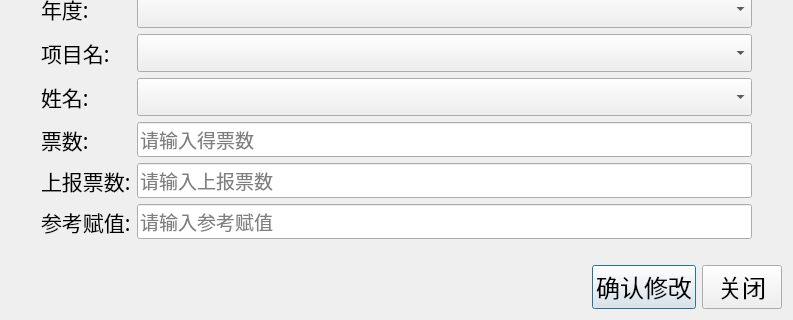
Qt form ui/page_elements/election_modifypeople/PeopleModify.ui (ArcherLuo233/election-s-prediction) before a commit; both pictures show x 0 to 793 and y 221 to 541 of the 793 by 541 pixel window.
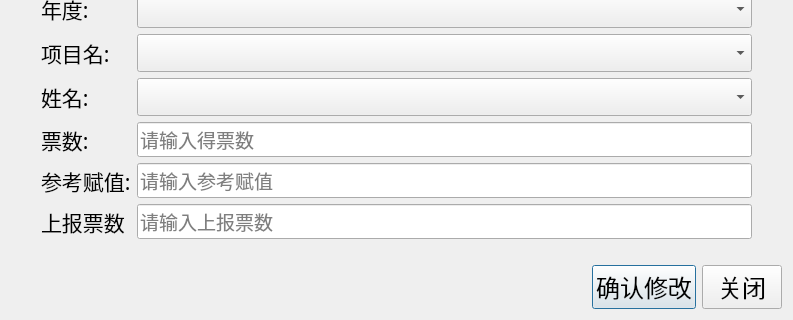
The same form after that commit.

```diff
--- a/ui/page_elements/election_modifypeople/PeopleModify.ui
+++ b/ui/page_elements/election_modifypeople/PeopleModify.ui
@@ -143,7 +143,7 @@
                                 </font>
                             </property>
                             <property name="text">
-                                <string>上报票数:</string>
+                                <string>参考赋值:</string>
                             </property>
                         </widget>
                     </item>
@@ -156,7 +156,7 @@
                                 </font>
                             </property>
                             <property name="placeholderText">
-                                <string>请输入上报票数</string>
+                                <string>请输入参考赋值</string>
                             </property>
                         </widget>
                     </item>
@@ -169,7 +169,7 @@
                                 </font>
                             </property>
                             <property name="text">
-                                <string>参考赋值:</string>
+                                <string>上报票数</string>
                             </property>
                         </widget>
                     </item>
@@ -182,7 +182,7 @@
                                 </font>
                             </property>
                             <property name="placeholderText">
-                                <string>请输入参考赋值</string>
+                                <string>请输入上报票数</string>
                             </property>
                         </widget>
                     </item>
```
